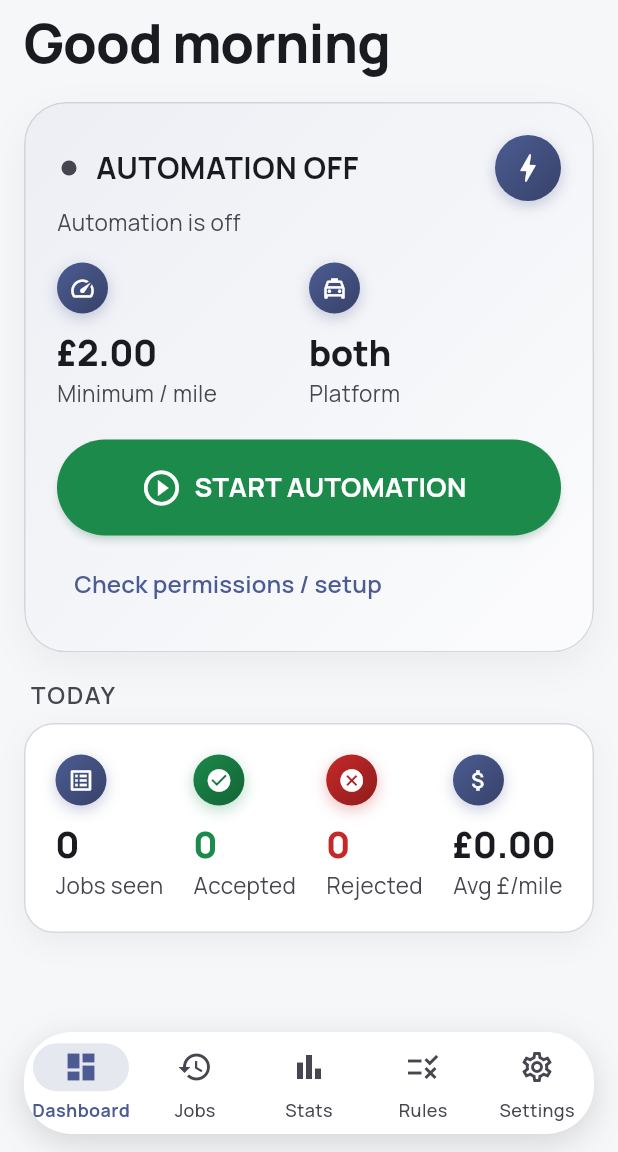
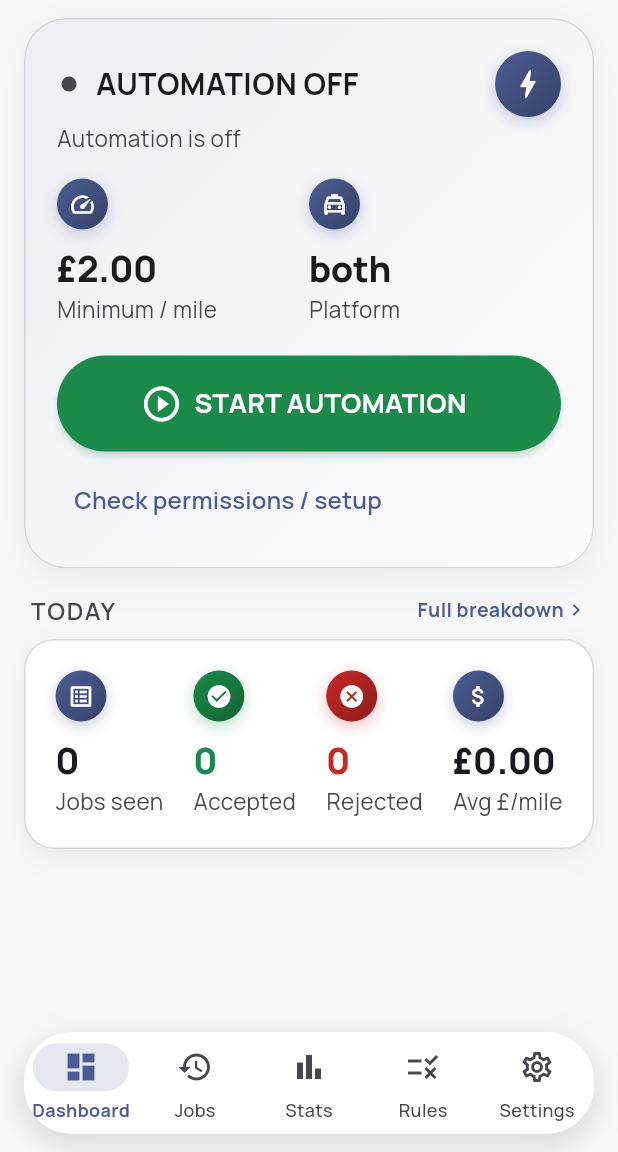
Before and after one commit to muj3009/myProjects, a Flutter app: the screen it shows after launch, on a phone screen of 412 x 824 dp, the part 84-1236 px from its top. Run offline on Flutter 3.47's test engine with Material 3 defaults, Android fonts, the phone set to English and light mode, and no system bars; our stand-ins replace equatable, fl_chart, flutter_riverpod, sqflite; missing offline and left inert: google_mlkit_text_recognition; accounts and stored records are empty.

Commit message:
Restructure the Dashboard: cut redundant chrome, add real cross-tab links
The greeting text ("Good morning") sat directly under an app bar that
already names the screen, added no information (it's not even
personalized — there's no driver-name field), and pushed the one thing a
driver actually opens this screen to check — automation status — down to
third on the page. Removed it so the status card is now first.

Lifts the bottom-nav tab index out of RootNavigation's own State into a
shared rootNavigationIndexProvider so other screens can deep-link to a tab.
Used it for two real links: "View all jobs" on the Last Job card jumps to
Jobs History, "Full breakdown" next to the TODAY stats jumps to Statistics
— verified both switch tabs correctly on-device.

Co-Authored-By: Claude Sonnet 5 <noreply@anthropic.com>

```diff
--- /dev/null
+++ b/lib/application/state/navigation_controller.dart
@@ -0,0 +1,8 @@
+import 'package:flutter_riverpod/flutter_riverpod.dart';
+
+/// Which bottom-navigation tab is currently showing: Dashboard=0, Jobs=1,
+/// Stats=2, Rules=3, Settings=4. Lifted out of RootNavigation's own State
+/// into a provider so other screens can deep-link to a tab (e.g. the
+/// Dashboard's "View all jobs" / "Full breakdown" links) without
+/// RootNavigation needing to know anything about the screens that jump to it.
+final rootNavigationIndexProvider = StateProvider<int>((ref) => 0);
--- a/lib/presentation/navigation/root_navigation.dart
+++ b/lib/presentation/navigation/root_navigation.dart
@@ -1,5 +1,7 @@
 import 'package:flutter/material.dart';
+import 'package:flutter_riverpod/flutter_riverpod.dart';
 
+import '../../application/state/navigation_controller.dart';
 import '../screens/dashboard/dashboard_screen.dart';
 import '../screens/jobs/job_history_screen.dart';
 import '../screens/rules/rules_screen.dart';
@@ -9,15 +11,8 @@ import '../screens/statistics/statistics_screen.dart';
 /// Top-level navigation shell (spec section 30): Dashboard, Jobs,
 /// Statistics, Rules, Settings. Kept as a simple IndexedStack so switching
 /// tabs never reloads a screen's state or triggers extra animation.
-class RootNavigation extends StatefulWidget {
+class RootNavigation extends ConsumerWidget {
   const RootNavigation({super.key});
-
-  @override
-  State<RootNavigation> createState() => _RootNavigationState();
-}
-
-class _RootNavigationState extends State<RootNavigation> {
-  int _index = 0;
 
   static const _screens = [
     DashboardScreen(),
@@ -28,9 +23,10 @@ class _RootNavigationState extends State<RootNavigation> {
   ];
 
   @override
-  Widget build(BuildContext context) {
+  Widget build(BuildContext context, WidgetRef ref) {
+    final index = ref.watch(rootNavigationIndexProvider);
     return Scaffold(
-      body: SafeArea(child: IndexedStack(index: _index, children: _screens)),
+      body: SafeArea(child: IndexedStack(index: index, children: _screens)),
       // A pill-shaped bar floating above the screen edge (margin + rounded
       // corners + shadow) instead of a bar flush with the bottom reads as
       // deliberately designed rather than default Material chrome.
@@ -51,8 +47,9 @@ class _RootNavigationState extends State<RootNavigation> {
           child: ClipRRect(
             borderRadius: BorderRadius.circular(32),
             child: NavigationBar(
-              selectedIndex: _index,
-              onDestinationSelected: (i) => setState(() => _index = i),
+              selectedIndex: index,
+              onDestinationSelected: (i) =>
+                  ref.read(rootNavigationIndexProvider.notifier).state = i,
               destinations: const [
                 NavigationDestination(icon: Icon(Icons.dashboard_outlined), selectedIcon: Icon(Icons.dashboard), label: 'Dashboard'),
                 NavigationDestination(icon: Icon(Icons.history_outlined), selectedIcon: Icon(Icons.history), label: 'Jobs'),
--- a/lib/presentation/screens/dashboard/dashboard_screen.dart
+++ b/lib/presentation/screens/dashboard/dashboard_screen.dart
@@ -3,6 +3,7 @@ import 'package:flutter_riverpod/flutter_riverpod.dart';
 
 import '../../../application/controllers/automation_controller.dart';
 import '../../../application/controllers/automation_state.dart';
+import '../../../application/state/navigation_controller.dart';
 import '../../../application/state/settings_controller.dart';
 import '../../../application/state/statistics_controller.dart';
 import '../../../core/theme/app_theme.dart';
@@ -20,13 +21,6 @@ import '../simulation/simulation_screen.dart';
 class DashboardScreen extends ConsumerWidget {
   const DashboardScreen({super.key});
 
-  String _greeting() {
-    final hour = DateTime.now().hour;
-    if (hour < 12) return 'Good morning';
-    if (hour < 18) return 'Good afternoon';
-    return 'Good evening';
-  }
-
   @override
   Widget build(BuildContext context, WidgetRef ref) {
     final automation = ref.watch(automationControllerProvider);
@@ -43,19 +37,28 @@ class DashboardScreen extends ConsumerWidget {
     );
 
     return Scaffold(
+      // The app bar title already identifies the screen — a generic,
+      // unpersonalized "Good morning" underneath it repeated that without
+      // adding any information, so the automation status card (the thing a
+      // driver actually opens this screen to check) is now the first thing
+      // on the page instead of the third.
       appBar: AppBar(title: Text(settings.appName), centerTitle: false),
       body: ListView(
-        padding: const EdgeInsets.fromLTRB(16, 8, 16, 24),
+        padding: const EdgeInsets.fromLTRB(16, 12, 16, 24),
         children: [
-          Text(_greeting(), style: Theme.of(context).textTheme.headlineLarge),
-          const SizedBox(height: 20),
           _AutomationStatusCard(automation: automation),
           const SizedBox(height: 16),
           if (automation.lastJob != null) ...[
             _LastJobCard(automation: automation),
             const SizedBox(height: 16),
           ],
-          const SectionHeader('TODAY'),
+          SectionHeader(
+            'TODAY',
+            trailing: _HeaderLink(
+              label: 'Full breakdown',
+              onTap: () => ref.read(rootNavigationIndexProvider.notifier).state = 2,
+            ),
+          ),
           SectionCard(
             child: Row(
               mainAxisAlignment: MainAxisAlignment.spaceBetween,
@@ -88,6 +91,37 @@ class DashboardScreen extends ConsumerWidget {
           if (!automation.isSupported)
             _IosNotSupportedCard(reason: automation.unsupportedReason!),
         ],
+      ),
+    );
+  }
+}
+
+/// A small "go look at the full picture" link — used to send the driver from
+/// a Dashboard summary to the screen that actually owns that data (Jobs
+/// History, Statistics) instead of the Dashboard trying to also be those
+/// screens. Two call sites; kept as one widget so both read identically.
+class _HeaderLink extends StatelessWidget {
+  const _HeaderLink({required this.label, required this.onTap});
+
+  final String label;
+  final VoidCallback onTap;
+
+  @override
+  Widget build(BuildContext context) {
+    final primary = Theme.of(context).colorScheme.primary;
+    return InkWell(
+      borderRadius: BorderRadius.circular(12),
+      onTap: onTap,
+      child: Padding(
+        padding: const EdgeInsets.symmetric(horizontal: 4, vertical: 2),
+        child: Row(
+          mainAxisSize: MainAxisSize.min,
+          children: [
+            Text(label,
+                style: TextStyle(color: primary, fontWeight: FontWeight.w700, fontSize: 13)),
+            Icon(Icons.chevron_right, color: primary, size: 16),
+          ],
+        ),
       ),
     );
   }
@@ -289,16 +323,19 @@ class _AutomationStatusCard extends ConsumerWidget {
   }
 }
 
-class _LastJobCard extends StatelessWidget {
+class _LastJobCard extends ConsumerWidget {
   const _LastJobCard({required this.automation});
 
   final AutomationState automation;
 
   @override
-  Widget build(BuildContext context) {
+  Widget build(BuildContext context, WidgetRef ref) {
     final job = automation.lastJob!;
     return SectionCard(
-      child: Row(
+      child: Column(
+        crossAxisAlignment: CrossAxisAlignment.start,
+        children: [
+          Row(
             mainAxisAlignment: MainAxisAlignment.spaceBetween,
             children: [
               Column(
@@ -328,6 +365,16 @@ class _LastJobCard extends StatelessWidget {
                 ],
               ),
               DecisionBadge(decision: job.decision),
+            ],
+          ),
+          const SizedBox(height: 8),
+          Align(
+            alignment: Alignment.centerRight,
+            child: _HeaderLink(
+              label: 'View all jobs',
+              onTap: () => ref.read(rootNavigationIndexProvider.notifier).state = 1,
+            ),
+          ),
         ],
       ),
     );
--- a/lib/presentation/widgets/section_header.dart
+++ b/lib/presentation/widgets/section_header.dart
@@ -4,21 +4,32 @@ import 'package:flutter/material.dart';
 /// [SectionCard] — was independently reimplemented per-screen with slightly
 /// different padding/letter-spacing; this is the single shared version.
 class SectionHeader extends StatelessWidget {
-  const SectionHeader(this.label, {super.key});
+  const SectionHeader(this.label, {super.key, this.trailing});
 
   final String label;
 
+  /// Optional trailing action (e.g. "Full breakdown →") — kept optional
+  /// rather than a separate widget so every section header still shares one
+  /// visual treatment instead of two subtly different ones.
+  final Widget? trailing;
+
   @override
   Widget build(BuildContext context) {
+    final labelWidget = Text(
+      label,
+      style: Theme.of(context).textTheme.labelLarge?.copyWith(
+            color: Theme.of(context).colorScheme.onSurfaceVariant,
+            letterSpacing: 1.2,
+          ),
+    );
     return Padding(
       padding: const EdgeInsets.only(left: 4, bottom: 8),
-      child: Text(
-        label,
-        style: Theme.of(context).textTheme.labelLarge?.copyWith(
-              color: Theme.of(context).colorScheme.onSurfaceVariant,
-              letterSpacing: 1.2,
+      child: trailing == null
+          ? labelWidget
+          : Row(
+              mainAxisAlignment: MainAxisAlignment.spaceBetween,
+              children: [labelWidget, trailing!],
             ),
-      ),
     );
   }
 }
```
Lines whose indentation alone changed are shown as unchanged.
